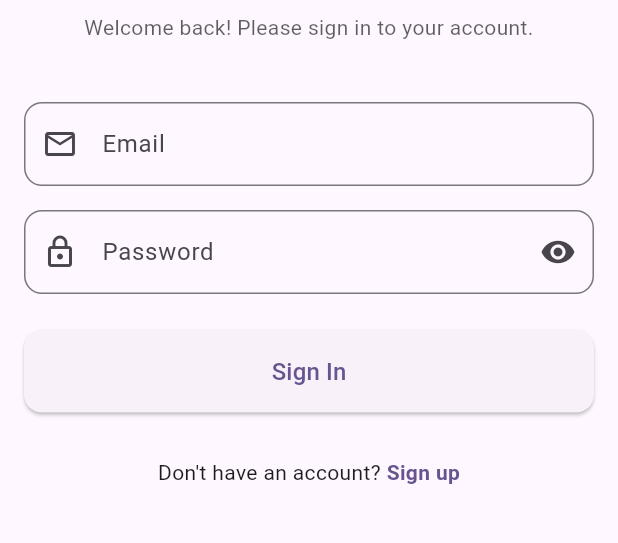
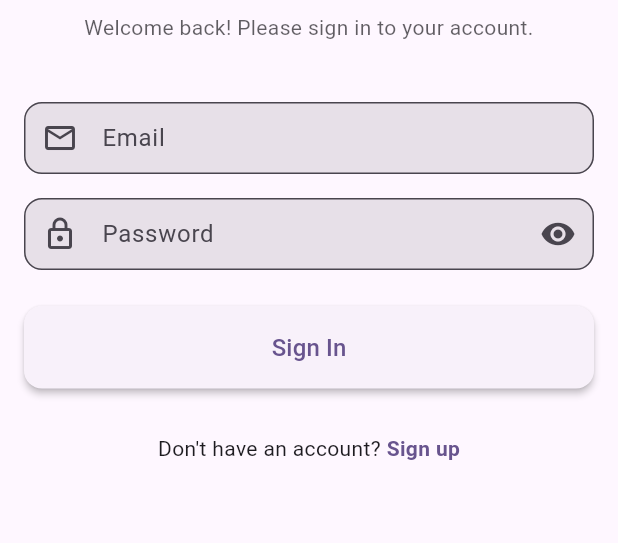
Before and after one commit to seul-lobo/profile_manager_app, a Flutter app: the screen it shows after launch, on a phone screen of 412 x 824 dp, the part 150-693 px from its top. Run offline on Flutter 3.47's test engine with Material 3 defaults, Android fonts, the phone set to English and light mode, and no system bars; our stand-ins replace cloud_firestore, file_picker, firebase_auth, firebase_core, firebase_storage, image_picker and 2 more; accounts and stored records are empty.

Commit message:
add: added light/dark theme setup

```diff
--- a/lib/main.dart
+++ b/lib/main.dart
@@ -1,14 +1,24 @@
+// main.dart
 import 'package:flutter/material.dart';
 import 'package:firebase_core/firebase_core.dart';
 import 'package:provider/provider.dart';
 
 import 'providers/auth_provider.dart';
 import 'providers/profile_provider.dart';
+import 'providers/theme_provider.dart';
 import 'views/auth/login_screen.dart';
+import 'views/profile/profile_screen.dart';
 
 void main() async {
   WidgetsFlutterBinding.ensureInitialized();
+
+  try {
     await Firebase.initializeApp();
+    print('Firebase initialized successfully');
+  } catch (e) {
+    print('Firebase initialization error: $e');
+  }
+
   runApp(const MyApp());
 }
 
@@ -19,23 +29,105 @@ class MyApp extends StatelessWidget {
   Widget build(BuildContext context) {
     return MultiProvider(
       providers: [
+        ChangeNotifierProvider(create: (_) => ThemeProvider()),
         ChangeNotifierProvider(create: (_) => AuthProvider()),
         ChangeNotifierProvider(create: (_) => ProfileProvider()),
       ],
-      child: MaterialApp(
+      child: Consumer<ThemeProvider>(
+        builder: (context, themeProvider, _) {
+          return MaterialApp(
             title: 'Profile Manager',
-        theme: ThemeData(
-          colorScheme: ColorScheme.fromSeed(seedColor: Colors.deepPurple),
-          useMaterial3: true,
-        ),
+            debugShowCheckedModeBanner: false,
+            themeMode: themeProvider.themeMode,
+            theme: _buildLightTheme(),
+            darkTheme: _buildDarkTheme(),
             home: Consumer<AuthProvider>(
               builder: (context, authProvider, _) {
+                // Show loading screen while checking auth state
+                if (authProvider.user == null && authProvider.isLoading) {
+                  return const Scaffold(
+                    body: Center(
+                      child: CircularProgressIndicator(),
+                    ),
+                  );
+                }
+
                 if (authProvider.user != null) {
-              // return const ProfileScreen();
+                  return const ProfileScreen();
                 }
                 return const LoginScreen();
               },
             ),
+          );
+        },
+      ),
+    );
+  }
+
+  ThemeData _buildLightTheme() {
+    return ThemeData(
+      colorScheme: ColorScheme.fromSeed(
+        seedColor: Colors.deepPurple,
+        brightness: Brightness.light,
+      ),
+      useMaterial3: true,
+      appBarTheme: const AppBarTheme(
+        centerTitle: true,
+        elevation: 0,
+      ),
+      elevatedButtonTheme: ElevatedButtonThemeData(
+        style: ElevatedButton.styleFrom(
+          elevation: 2,
+          padding: const EdgeInsets.symmetric(horizontal: 24, vertical: 12),
+        ),
+      ),
+      cardTheme: CardThemeData(
+        elevation: 2,
+        shape: RoundedRectangleBorder(
+          borderRadius: BorderRadius.circular(12),
+        ),
+      ),
+      inputDecorationTheme: InputDecorationTheme(
+        border: OutlineInputBorder(
+          borderRadius: BorderRadius.circular(12),
+        ),
+        filled: true,
+        contentPadding:
+            const EdgeInsets.symmetric(horizontal: 16, vertical: 12),
+      ),
+    );
+  }
+
+  ThemeData _buildDarkTheme() {
+    return ThemeData(
+      colorScheme: ColorScheme.fromSeed(
+        seedColor: Colors.deepPurple,
+        brightness: Brightness.dark,
+      ),
+      useMaterial3: true,
+      appBarTheme: const AppBarTheme(
+        centerTitle: true,
+        elevation: 0,
+      ),
+      elevatedButtonTheme: ElevatedButtonThemeData(
+        style: ElevatedButton.styleFrom(
+          elevation: 2,
+          padding: const EdgeInsets.symmetric(horizontal: 24, vertical: 12),
+        ),
+      ),
+      cardTheme: CardThemeData(
+        elevation: 2,
+        shape: RoundedRectangleBorder(
+          borderRadius: BorderRadius.circular(12),
+        ),
+      ),
+      inputDecorationTheme: InputDecorationTheme(
+        border: OutlineInputBorder(
+          borderRadius: BorderRadius.circular(12),
+        ),
+        filled: true,
+        contentPadding:
+            const EdgeInsets.symmetric(horizontal: 16, vertical: 12),
       ),
     );
   }
```
Lines whose indentation alone changed are shown as unchanged.
